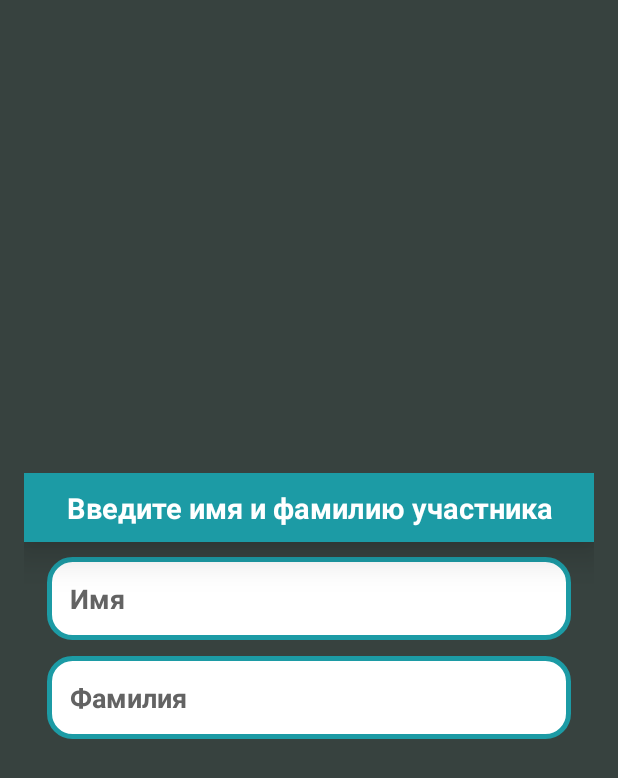
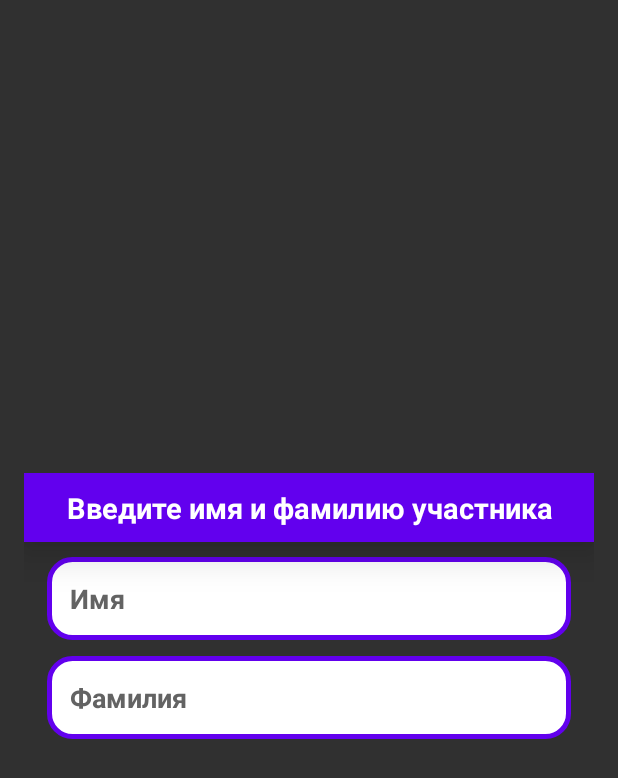
Before and after one commit to OSLL/circle21-camping, an Android app: the layout add_item.xml on its own in the app's theme, with its tools: preview values and no code run, on a phone screen of 412 x 824 dp. Shown: the top 778 px of the screen. Run offline under Robolectric (Android 15) with nearby library versions, the phone set to English and light mode, and no system bars.

Commit message:
доп к пред. коммиту

```diff
--- a/app/src/main/res/drawable/shape_background.xml
+++ b/app/src/main/res/drawable/shape_background.xml
@@ -4,6 +4,6 @@
     tools:ignore="ExtraText">
     android:shape="rectangle" >
     <solid android:color="@color/white"/>
-    <stroke android:color="@color/grey_item2" android:width="3dp"/>
+    <stroke android:color="@color/purple_500" android:width="3dp"/>
     <corners android:radius="15dp"/>
 </shape>
--- a/app/src/main/res/layout/add_item.xml
+++ b/app/src/main/res/layout/add_item.xml
@@ -5,7 +5,6 @@
     android:layout_height="match_parent"
     android:orientation="vertical"
     android:gravity="center"
-    android:background="@color/grey_item"
     >
 
 
@@ -19,7 +18,7 @@
             android:textStyle="bold"
             android:textSize="19sp"
             android:textColor="@color/white"
-            android:background="@color/grey_item2"
+            android:background="@color/purple_500"
             android:padding="10dp"
             android:elevation="15dp"
             android:layout_gravity="center"
--- a/app/src/main/res/values/colors.xml
+++ b/app/src/main/res/values/colors.xml
@@ -14,7 +14,4 @@
     <color name="grey">#636363</color>
     <color name="background">#535353</color>
     <color name="green">#0AA719</color>
-    <color name="grey_item">#37423F</color>
-    <color name="grey_item2">#1C9BA5</color>
-
 </resources>
```
Also changed, not shown: app/src/main/java/com/makentoshe/androidgithubcitemplate/activity/MapActivity.kt (+15 -23 lines), app/src/main/res/layout/activity_preparation_person.xml (added, +25 -0 lines).
